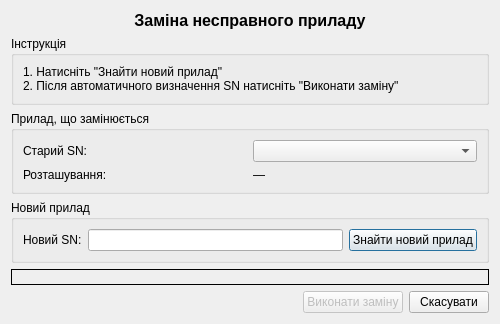
Before: the Qt Designer form _UI/device_replace.ui in Miskiv-Andrew/wroc, drawn with Qt 5.
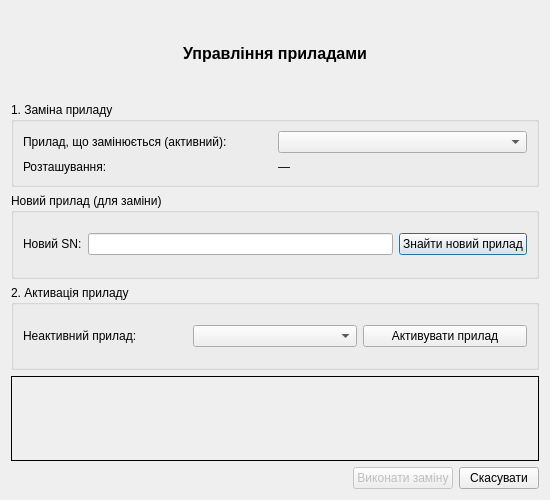
After: the same form once the commit is applied.

Commit message: Поправлено механізм заміни приладів(без тестування)

```diff
--- a/_UI/device_replace.ui
+++ b/_UI/device_replace.ui
@@ -6,8 +6,8 @@
    <rect>
     <x>0</x>
     <y>0</y>
-    <width>500</width>
-    <height>300</height>
+    <width>550</width>
+    <height>500</height>
    </rect>
   </property>
   <property name="windowTitle">
@@ -27,52 +27,28 @@
       </font>
      </property>
      <property name="text">
-      <string>Заміна несправного приладу</string>
+      <string>Управління приладами</string>
      </property>
      <property name="alignment">
       <set>Qt::AlignCenter</set>
      </property>
     </widget>
    </item>
-   <item>
-    <widget class="QGroupBox" name="groupBox_info">
-     <property name="title">
-      <string>Інструкція</string>
-     </property>
-     <layout class="QVBoxLayout" name="verticalLayout_info">
-      <item>
-       <widget class="QLabel" name="label_info">
-        <property name="text">
-         <string>1. Натисніть "Знайти новий прилад"
-2. Після автоматичного визначення SN натисніть "Виконати заміну"</string>
-        </property>
-        <property name="wordWrap">
-         <bool>true</bool>
-        </property>
-       </widget>
-      </item>
-     </layout>
-    </widget>
-   </item>
    <item>
     <widget class="QGroupBox" name="groupBox_old_device">
      <property name="title">
-      <string>Прилад, що замінюється</string>
+      <string>1. Заміна приладу</string>
      </property>
      <layout class="QGridLayout" name="gridLayout_old">
       <item row="0" column="0">
        <widget class="QLabel" name="label_old_sn">
         <property name="text">
-         <string>Старий SN:</string>
+         <string>Прилад, що замінюється (активний):</string>
         </property>
        </widget>
       </item>
       <item row="0" column="1">
-       <widget class="QComboBox" name="combo_old_device">
-        <property name="enabled">
-         <bool>true</bool>
-        </property>
-       </widget>
+       <widget class="QComboBox" name="combo_old_device"/>
       </item>
       <item row="1" column="0">
        <widget class="QLabel" name="label_old_info">
@@ -94,7 +70,7 @@
    <item>
     <widget class="QGroupBox" name="groupBox_new_device">
      <property name="title">
-      <string>Новий прилад</string>
+      <string>Новий прилад (для заміни)</string>
      </property>
      <layout class="QGridLayout" name="gridLayout_new">
       <item row="0" column="0">
@@ -121,6 +97,32 @@
      </layout>
     </widget>
    </item>
+   <item>
+    <widget class="QGroupBox" name="groupBox_activate_device">
+     <property name="title">
+      <string>2. Активація приладу</string>
+     </property>
+     <layout class="QGridLayout" name="gridLayout_activate">
+      <item row="0" column="0">
+       <widget class="QLabel" name="label_inactive_device">
+        <property name="text">
+         <string>Неактивний прилад:</string>
+        </property>
+       </widget>
+      </item>
+      <item row="0" column="1">
+       <widget class="QComboBox" name="combo_inactive_device"/>
+      </item>
+      <item row="0" column="2">
+       <widget class="QPushButton" name="btn_activate">
+        <property name="text">
+         <string>Активувати прилад</string>
+        </property>
+       </widget>
+      </item>
+     </layout>
+    </widget>
+   </item>
    <item>
     <widget class="QLabel" name="label_status">
      <property name="frameShape">
```
Left out of the diff: 2 changed lines with no effect on the pictures. The commit also changes 28 other files.
